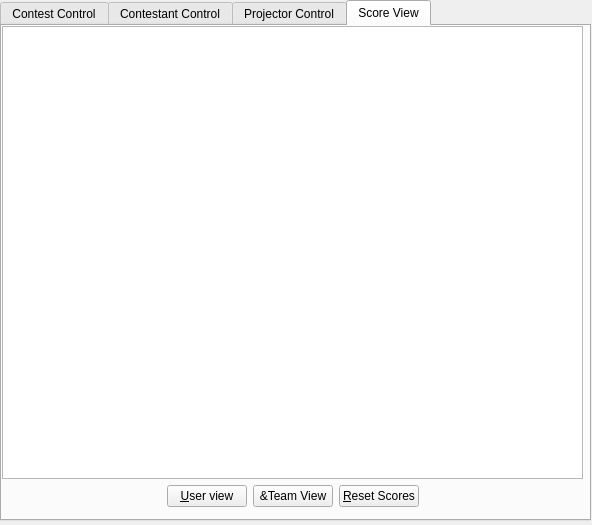
First picture: the form in src/server/server.ui, repository trigger-happy/Cerberus, before the edit.
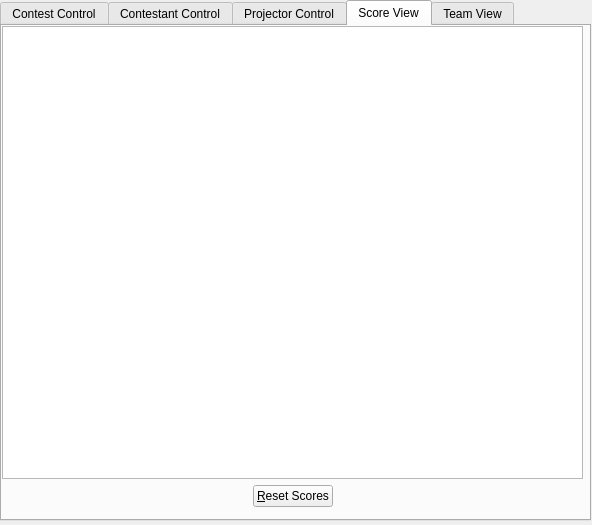
Second picture: the form after the edit. The open tabs and pages were chosen to show the change.

Commit message: Server: Added team view.

What changed in the file:
```diff
--- a/src/server/server.ui
+++ b/src/server/server.ui
@@ -529,20 +529,6 @@
           </property>
          </spacer>
         </item>
-        <item>
-         <widget class="QPushButton" name="userview_btn">
-          <property name="text">
-           <string>&amp;User view</string>
-          </property>
-         </widget>
-        </item>
-        <item>
-         <widget class="QPushButton" name="teamview_btn">
-          <property name="text">
-           <string>&amp;&amp;Team View</string>
-          </property>
-         </widget>
-        </item>
         <item>
          <widget class="QPushButton" name="reset_score_btn">
           <property name="text">
@@ -568,6 +554,21 @@
      </layout>
     </widget>
    </widget>
+   <widget class="QWidget" name="tab_4">
+    <attribute name="title">
+     <string>Team View</string>
+    </attribute>
+    <widget class="QTableView" name="team_tbv">
+     <property name="geometry">
+      <rect>
+       <x>0</x>
+       <y>0</y>
+       <width>581</width>
+       <height>481</height>
+      </rect>
+     </property>
+    </widget>
+   </widget>
   </widget>
  </widget>
  <resources/>
```
The commit also changes 2 other files.
